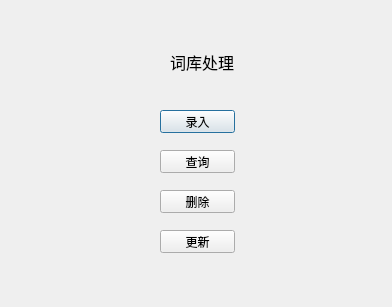
The window that WordText/solve.ui (lizhenjie94/textword) describes before a commit, drawn with Qt 5.
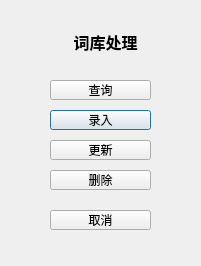
The same window after the commit.

Diff of the .ui file:
```diff
--- a/WordText/solve.ui
+++ b/WordText/solve.ui
@@ -6,8 +6,8 @@
    <rect>
     <x>0</x>
     <y>0</y>
-    <width>392</width>
-    <height>307</height>
+    <width>201</width>
+    <height>266</height>
    </rect>
   </property>
   <property name="windowTitle">
@@ -16,25 +16,41 @@
   <widget class="QLabel" name="label">
    <property name="geometry">
     <rect>
-     <x>170</x>
-     <y>50</y>
-     <width>81</width>
+     <x>70</x>
+     <y>30</y>
+     <width>71</width>
      <height>21</height>
     </rect>
    </property>
+   <property name="font">
+    <font>
+     <pointsize>12</pointsize>
+     <weight>75</weight>
+     <bold>true</bold>
+    </font>
+   </property>
    <property name="text">
     <string>&lt;html&gt;&lt;head/&gt;&lt;body&gt;&lt;p&gt;&lt;span style=&quot; font-size:12pt;&quot;&gt;词库处理&lt;/span&gt;&lt;/p&gt;&lt;/body&gt;&lt;/html&gt;</string>
    </property>
+   <property name="alignment">
+    <set>Qt::AlignCenter</set>
+   </property>
   </widget>
   <widget class="QPushButton" name="pushButton">
    <property name="geometry">
     <rect>
-     <x>160</x>
+     <x>50</x>
      <y>110</y>
-     <width>75</width>
-     <height>23</height>
+     <width>101</width>
+     <height>20</height>
     </rect>
    </property>
+   <property name="font">
+    <font>
+     <family>宋体</family>
+     <pointsize>9</pointsize>
+    </font>
+   </property>
    <property name="text">
     <string>录入</string>
    </property>
@@ -42,12 +58,18 @@
   <widget class="QPushButton" name="pushButton_2">
    <property name="geometry">
     <rect>
-     <x>160</x>
-     <y>150</y>
-     <width>75</width>
-     <height>23</height>
+     <x>50</x>
+     <y>80</y>
+     <width>101</width>
+     <height>20</height>
     </rect>
    </property>
+   <property name="font">
+    <font>
+     <family>宋体</family>
+     <pointsize>9</pointsize>
+    </font>
+   </property>
    <property name="text">
     <string>查询</string>
    </property>
@@ -55,29 +77,60 @@
   <widget class="QPushButton" name="pushButton_3">
    <property name="geometry">
     <rect>
-     <x>160</x>
-     <y>190</y>
-     <width>75</width>
-     <height>23</height>
+     <x>50</x>
+     <y>210</y>
+     <width>101</width>
+     <height>20</height>
     </rect>
    </property>
+   <property name="font">
+    <font>
+     <family>宋体</family>
+     <pointsize>9</pointsize>
+    </font>
+   </property>
    <property name="text">
-    <string>删除</string>
+    <string>取消</string>
    </property>
   </widget>
   <widget class="QPushButton" name="pushButton_4">
    <property name="geometry">
     <rect>
-     <x>160</x>
-     <y>230</y>
-     <width>75</width>
-     <height>23</height>
+     <x>50</x>
+     <y>140</y>
+     <width>101</width>
+     <height>20</height>
     </rect>
    </property>
+   <property name="font">
+    <font>
+     <family>宋体</family>
+     <pointsize>9</pointsize>
+    </font>
+   </property>
    <property name="text">
     <string>更新</string>
    </property>
   </widget>
+  <widget class="QPushButton" name="btnDelete">
+   <property name="geometry">
+    <rect>
+     <x>50</x>
+     <y>170</y>
+     <width>101</width>
+     <height>20</height>
+    </rect>
+   </property>
+   <property name="font">
+    <font>
+     <family>宋体</family>
+     <pointsize>9</pointsize>
+    </font>
+   </property>
+   <property name="text">
+    <string>删除</string>
+   </property>
+  </widget>
  </widget>
  <resources/>
  <connections/>
```
Left out of the diff: 8 changed lines with no effect on the pictures.
